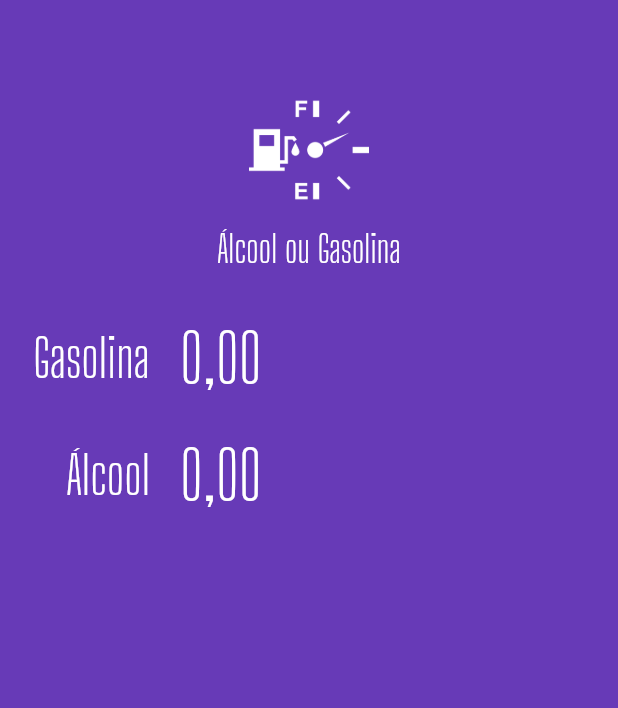
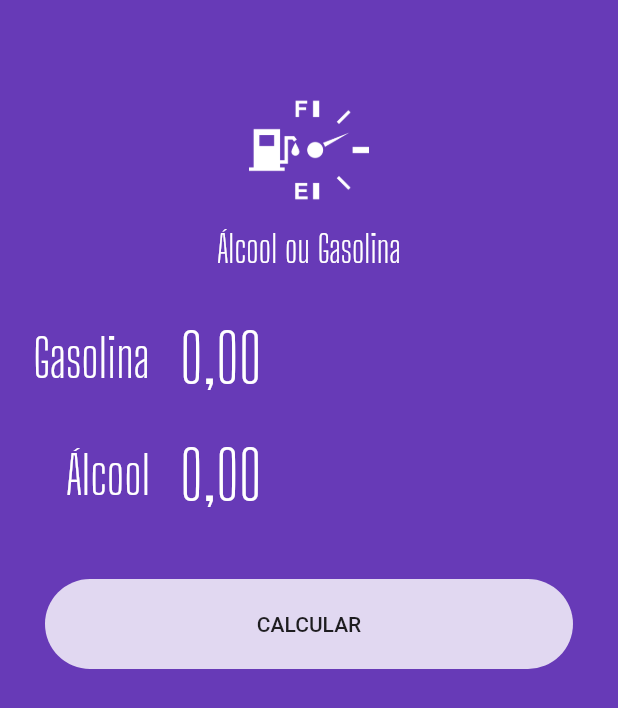
Before and after one commit to jamesSena/aorg, a Flutter app: the screen it shows after launch, on a phone screen of 412 x 824 dp. Shown: the top 708 px of the screen. Run offline on Flutter 3.47's test engine with Material 2 defaults, Android fonts, the phone set to English and light mode, and no system bars; our stand-ins replace flutter_masked_text.

Commit message:
Criando um botão. formatando com margin, bordas, cor

```diff
--- a/lib/main.dart
+++ b/lib/main.dart
@@ -38,6 +38,19 @@ class HomePage extends StatelessWidget {
             label:"Álcool",
             ctrl: _alcCtrl,
           ),
+          Container(
+            margin: EdgeInsets.all(30),
+            height: 60,
+            decoration: BoxDecoration(
+              color: Colors.white.withOpacity(0.8),
+              borderRadius: BorderRadius.circular(60),
+
+            ),
+            child: FlatButton(
+              child: Text("CALCULAR"),
+              onPressed: (){},
+            ),
+          ),
         ],
 
       ),
```
